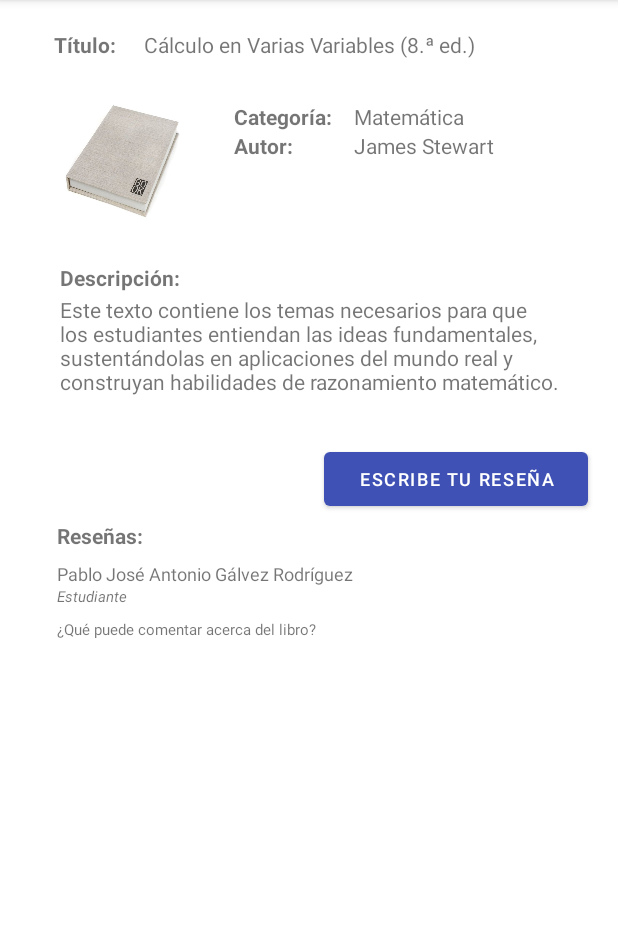
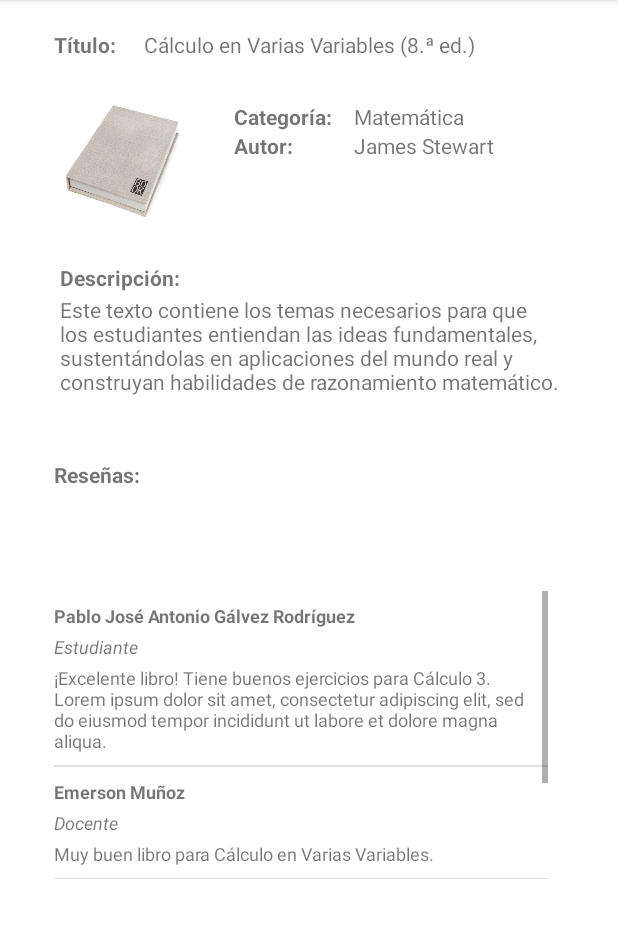
Before and after one commit to Jhonatan-Polar/MovilesA, an Android app: the LibroActivity screen opened directly, with no data from a screen before it, after a tap on "GUARDAR", on a phone screen of 412 x 824 dp, the part 84-1022 px from its top. Run offline under Robolectric (Android 15) with nearby library versions, the phone set to English and light mode, and no system bars; 1 other tap on this screen came first.

Commit message:
Listado - Escribir Reseña

```diff
--- a/app/src/main/java/pe/edu/pucp/proyecto/Libro.kt
+++ b/app/src/main/java/pe/edu/pucp/proyecto/Libro.kt
@@ -20,7 +20,7 @@ open class Libro (titulo: String, autor: String, descripcion : String, categoria
             return field
         }
         set(value){
-            field = if (value.isEmpty()) "" else value
+            field = if (value.isEmpty()) "" else (if (value.length > 235) (value.substring(0,235) + "...") else value)
         }
      var categoria : String = ""
         get(){
@@ -39,7 +39,7 @@ open class Libro (titulo: String, autor: String, descripcion : String, categoria
         this.categoria = categoria
     }
 
-    public fun agregarResenia(usuario: Usuario, libro: Libro, comentario: String){
-        resenias.add(Resenia(usuario,libro,comentario))
+    public fun agregarResenia(usuario: Usuario, comentario: String){
+        resenias.add(Resenia(usuario,this,comentario))
     }
 }
--- a/app/src/main/java/pe/edu/pucp/proyecto/MainActivity.kt
+++ b/app/src/main/java/pe/edu/pucp/proyecto/MainActivity.kt
@@ -72,21 +72,19 @@ class MainActivity : AppCompatActivity() {
         libros.add(Libro("Estructura de datos y métodos algorítmicos",
             "Narciso Martí Oliet","","Informática"))
 
-        libros[0].agregarResenia(usuarios[0],libros[0],
-            "¡Excelente libro! Tiene buenos ejercicios para Cálculo 3.")
-        libros[0].agregarResenia(usuarios[1],libros[0],
-            "Este libro me ayudó a pasar Cal3.")
-        libros[0].agregarResenia(usuarios[2],libros[0],
+        libros[0].agregarResenia(usuarios[0],
+            "¡Excelente libro! Tiene buenos ejercicios para Cálculo 3. Lorem ipsum dolor sit amet, consectetur adipiscing elit, sed do eiusmod tempor incididunt ut labore et dolore magna aliqua.")
+        libros[0].agregarResenia(usuarios[2],
             "Muy buen libro para Cálculo en Varias Variables.")
-        libros[7].agregarResenia(usuarios[3],libros[7],
+        libros[7].agregarResenia(usuarios[3],
             "Este libro tiene buenos ejemplos para EDPM.")
-        libros[7].agregarResenia(usuarios[0],libros[7],
+        libros[7].agregarResenia(usuarios[0],
             "Te explica bien la teoría para EDPM.")
-        libros[5].agregarResenia(usuarios[1],libros[5],
+        libros[5].agregarResenia(usuarios[1],
             "¡Todo lo que se necesita para LP1 está aquí!")
-        libros[1].agregarResenia(usuarios[1],libros[1],
+        libros[1].agregarResenia(usuarios[1],
             "Muy buen libro para Fa1 y Fa2. ¡Definitivamente lo recomiendo!")
-        libros[1].agregarResenia(usuarios[2],libros[1],
+        libros[1].agregarResenia(usuarios[2],
             "Los ejemplos del libro ayudan a entender mucho los temas de Física.")
     }
 
--- a/app/src/main/java/pe/edu/pucp/proyecto/Resenia.kt
+++ b/app/src/main/java/pe/edu/pucp/proyecto/Resenia.kt
@@ -1,4 +1,6 @@
 package pe.edu.pucp.proyecto
+
+import android.text.Html
 
 class Resenia (usuario: Usuario, libro: Libro, comentario: String) {
      var usuario : Usuario = Usuario("","")
@@ -28,4 +30,8 @@ class Resenia (usuario: Usuario, libro: Libro, comentario: String) {
         this.libro = libro
         this.comentario = comentario
     }
+
+    override fun toString(): String {
+        return this.usuario.nombre + "\n" + this.usuario.rol + "\n" + this.comentario
+    }
 }
--- a/app/src/main/java/pe/edu/pucp/proyecto/Usuario.kt
+++ b/app/src/main/java/pe/edu/pucp/proyecto/Usuario.kt
@@ -25,10 +25,18 @@ class Usuario (nombre: String, rol: String, nombreUsuario : String = "") {
         }
 
     var resenias = mutableListOf<Resenia>()
+    var historial = mutableListOf<Libro>()
+        get(){
+            return field
+        }
 
     init {
         this.nombre = nombre
         this.rol = rol
         this.nombreUsuario = nombreUsuario
     }
+
+    fun agregarLibroAHistorial(libro : Libro){
+        historial.add(libro)
+    }
 }
--- a/app/src/main/java/pe/edu/pucp/proyecto/ui/LibroActivity.kt
+++ b/app/src/main/java/pe/edu/pucp/proyecto/ui/LibroActivity.kt
@@ -1,36 +1,51 @@
 package pe.edu.pucp.proyecto.ui
 
+import android.content.Context
 import androidx.appcompat.app.AppCompatActivity
 import android.os.Bundle
+import android.view.LayoutInflater
 import android.view.MenuItem
 import android.view.View
+import android.view.ViewGroup
+import android.widget.ArrayAdapter
 import android.widget.Button
+import android.widget.ListView
 import androidx.appcompat.app.ActionBar
+import androidx.lifecycle.ViewModelStore
 import androidx.navigation.findNavController
-import pe.edu.pucp.proyecto.R
 import pe.edu.pucp.proyecto.databinding.ActivityLibroBinding
-import pe.edu.pucp.proyecto.libros
 import pe.edu.pucp.proyecto.ui.busqueda.libroSeleccionado
+
+import android.widget.TextView
+import androidx.constraintlayout.widget.ConstraintLayout
+import androidx.core.view.updateLayoutParams
+import kotlinx.android.synthetic.main.activity_libro.*
+import pe.edu.pucp.proyecto.*
+
 
 class LibroActivity : AppCompatActivity() {
 
     private lateinit var binding: ActivityLibroBinding
-    var libroSeleccionadoAMostrar = libroSeleccionado
-
+    lateinit var arrayAdapter : ArrayAdapter<Resenia>
 
     override fun onCreate(savedInstanceState: Bundle?) {
         super.onCreate(savedInstanceState)
         binding = ActivityLibroBinding.inflate(layoutInflater)
         setContentView(binding.root)
 
+        // showing the back button in action bar
         val actionBar: ActionBar? = supportActionBar
-        // showing the back btnCerrarSesion in action bar
         actionBar?.setDisplayHomeAsUpEnabled(true)
 
+        //Ejemplo:: Llenar datos del libro(depende de la vista busqueda para llenar por el id de la lista)
+        libroSeleccionado = libros.get(0)
+        llenarDatosDelLibro()
 
-        //Ejemplo:: Llenar datos del libro(depende de la vista busqueda para llenar por el id de la lista)
-        libroSeleccionadoAMostrar = libros.get(0)
-        llenarDatosDelLibro()
+        evaluarSiYaEscribioResenia()
+
+        binding.btnEscribe.setOnClickListener{
+            addRev()
+        }
 
     }
 
@@ -42,52 +57,61 @@ class LibroActivity : AppCompatActivity() {
         return super.onOptionsItemSelected(item)
     }
 
+    private fun evaluarSiYaEscribioResenia(){
+        if (libroSeleccionado.resenias.find { r -> r.usuario == usuarioActual } != null) {
+            binding.btnEscribe.visibility = Button.INVISIBLE
+            binding.txtResenia.updateLayoutParams<ConstraintLayout.LayoutParams> {
+                topToBottom = binding.vdescripcion.id
+                topMargin = 64
+            }
+        }
+        else {
+            binding.btnEscribe.visibility = Button.VISIBLE
+        }
+    }
+
     private fun llenarDatosDelLibro() {
-        binding.btnEscribe.visibility = Button.VISIBLE
-        binding.vtitulo.setText(libroSeleccionadoAMostrar.titulo)
-        binding.vcategoria.setText(libroSeleccionadoAMostrar.categoria)
-        binding.vautor.setText(libroSeleccionadoAMostrar.autor)
-        binding.vdescripcion.setText(libroSeleccionadoAMostrar.descripcion)
+        llenarDatosPrincipalesDelLibro()
+        arrayAdapter = ReseniaAdapter(this, R.layout.layout_list_resenia, libroSeleccionado.resenias)
+        binding.listViewResenias.adapter = arrayAdapter
+    }
 
-        binding.vusuario.setText(libroSeleccionadoAMostrar.resenias.get(0).usuario.nombre)
-        binding.vrol.setText(libroSeleccionadoAMostrar.resenias.get(0).usuario.rol)
-        binding.vcomentario.setText(libroSeleccionadoAMostrar.resenias.get(0).comentario)
-
-        binding.btnEscribe.setOnClickListener{addRev()}
+    private fun llenarDatosPrincipalesDelLibro() {
+        binding.vtitulo.setText(libroSeleccionado.titulo)
+        binding.vcategoria.setText(libroSeleccionado.categoria)
+        binding.vautor.setText(libroSeleccionado.autor)
+        binding.vdescripcion.setText(libroSeleccionado.descripcion)
     }
 
     private fun addRev(){
-        binding.btnEscribe.setVisibility(View.INVISIBLE);
-        binding.vdescripcion.setVisibility(View.INVISIBLE);
-        binding.txtDescripcion.setVisibility(View.INVISIBLE);
-        binding.btnEscribe.setVisibility(View.INVISIBLE);
-        binding.txtResenia.setVisibility(View.INVISIBLE);
-        binding.txtResenia.setVisibility(View.INVISIBLE);
-        binding.vusuario.setVisibility(View.INVISIBLE);
-        binding.vrol.setVisibility(View.INVISIBLE);
-        binding.vcomentario.setVisibility(View.INVISIBLE);
-        binding.reseLabel.setVisibility(View.VISIBLE);
-        binding.nuevaRese.setVisibility(View.VISIBLE);
-        binding.btnGuardar.setVisibility(View.VISIBLE);
+        binding.btnEscribe.setVisibility(View.INVISIBLE)
+        binding.vdescripcion.setVisibility(View.INVISIBLE)
+        binding.txtDescripcion.setVisibility(View.INVISIBLE)
+        binding.btnEscribe.setVisibility(View.INVISIBLE)
+        binding.txtResenia.setVisibility(View.INVISIBLE)
+        binding.listViewResenias.setVisibility(ListView.INVISIBLE)
+
+        binding.reseLabel.setVisibility(View.VISIBLE)
+        binding.nuevaRese.setVisibility(View.VISIBLE)
+        binding.btnGuardar.setVisibility(View.VISIBLE)
 
         binding.btnGuardar.setOnClickListener{
-            binding.nuevaRese.text;
-            //libros[0].agregarResenia(libros.get(0).resenias.get(0).usuario,libros.get(0),binding.nuevaRese.text.toString())
-            binding.vusuario.setText(libros.get(0).resenias.get(0).usuario.nombre);
-            binding.vrol.setText(libros.get(0).resenias.get(0).usuario.rol);
-            binding.vcomentario.setText(binding.nuevaRese.text);
-            binding.btnEscribe.setVisibility(View.VISIBLE);
-            binding.vdescripcion.setVisibility(View.VISIBLE);
-            binding.txtDescripcion.setVisibility(View.VISIBLE);
-            binding.btnEscribe.setVisibility(View.VISIBLE);
-            binding.txtResenia.setVisibility(View.VISIBLE);
-            binding.txtResenia.setVisibility(View.VISIBLE);
-            binding.vusuario.setVisibility(View.VISIBLE);
-            binding.vrol.setVisibility(View.VISIBLE);
-            binding.vcomentario.setVisibility(View.VISIBLE);
-            binding.reseLabel.setVisibility(View.INVISIBLE);
-            binding.nuevaRese.setVisibility(View.INVISIBLE);
-            binding.btnGuardar.setVisibility(View.INVISIBLE);
+            libroSeleccionado.agregarResenia(usuarioActual, binding.nuevaRese.text.toString())
+
+            binding.btnEscribe.setVisibility(View.INVISIBLE)
+
+            binding.vdescripcion.setVisibility(View.VISIBLE)
+            binding.txtDescripcion.setVisibility(View.VISIBLE)
+            binding.btnEscribe.setVisibility(View.VISIBLE)
+            binding.txtResenia.setVisibility(View.VISIBLE)
+            binding.listViewResenias.setVisibility(ListView.VISIBLE)
+
+            binding.reseLabel.setVisibility(View.INVISIBLE)
+            binding.nuevaRese.setVisibility(View.INVISIBLE)
+            binding.btnGuardar.setVisibility(View.INVISIBLE)
+
+            llenarDatosPrincipalesDelLibro()
+            evaluarSiYaEscribioResenia()
         }
     }
 }
--- /dev/null
+++ b/app/src/main/java/pe/edu/pucp/proyecto/ui/ReseniaAdapter.kt
@@ -0,0 +1,33 @@
+package pe.edu.pucp.proyecto.ui
+
+import android.content.Context
+import android.view.LayoutInflater
+import android.view.View
+import android.view.ViewGroup
+import android.widget.ArrayAdapter
+import android.widget.TextView
+import pe.edu.pucp.proyecto.R
+import pe.edu.pucp.proyecto.Resenia
+
+class ReseniaAdapter(context: Context, resource: Int, objects: MutableList<Resenia>) :
+    ArrayAdapter<Resenia>(context, resource, objects) {
+
+    override fun getView(position: Int, convertViewAux: View?, parent: ViewGroup): View {
+        val resenia: Resenia? = getItem(position)
+
+        var convertView = convertViewAux
+        if (convertView == null) {
+            convertView = LayoutInflater.from(getContext()).inflate(R.layout.layout_list_resenia, parent, false);
+        }
+
+        val tvNombre = convertView!!.findViewById(pe.edu.pucp.proyecto.R.id.tvNombre) as TextView
+        val tvRol = convertView!!.findViewById(pe.edu.pucp.proyecto.R.id.tvRol) as TextView
+        val tvComentario = convertView!!.findViewById(pe.edu.pucp.proyecto.R.id.tvComentario) as TextView
+
+        tvNombre.setText(resenia?.usuario?.nombre)
+        tvRol.setText(resenia?.usuario?.rol)
+        tvComentario.setText(resenia?.comentario)
+
+        return convertView!!
+    }
+}
--- a/app/src/main/java/pe/edu/pucp/proyecto/ui/perfil/PerfilFragment.kt
+++ b/app/src/main/java/pe/edu/pucp/proyecto/ui/perfil/PerfilFragment.kt
@@ -37,6 +37,7 @@ class PerfilFragment : Fragment() {
         val root: View = binding.root
 
         binding.txtNombrePerfil.text = usuarioActual.nombre
+        binding.txtRolPerfil.text = usuarioActual.rol
 
         binding.btnCerrarSesion.setOnClickListener {
             val cerrarSesionIntent = Intent(activity, MainActivity::class.java)
--- a/app/src/main/res/layout/activity_libro.xml
+++ b/app/src/main/res/layout/activity_libro.xml
@@ -10,13 +10,13 @@
         android:id="@+id/btnEscribe"
         android:layout_width="176dp"
         android:layout_height="48dp"
-        android:layout_marginStart="216dp"
-        android:layout_marginTop="208dp"
+        android:layout_marginStart="200dp"
+        android:layout_marginTop="20dp"
         android:text="@string/btnEscribeResenia"
         android:textSize="12sp"
         android:visibility="invisible"
         app:layout_constraintStart_toStartOf="parent"
-        app:layout_constraintTop_toBottomOf="@+id/txtCategoria"
+        app:layout_constraintTop_toBottomOf="@+id/vdescripcion"
         tools:ignore="TouchTargetSizeCheck" />
 
     <ImageView
@@ -46,8 +46,8 @@
         android:id="@+id/txtResenia"
         android:layout_width="wrap_content"
         android:layout_height="wrap_content"
-        android:layout_marginStart="38dp"
-        android:layout_marginTop="4dp"
+        android:layout_marginStart="36dp"
+        android:layout_marginTop="16dp"
         android:text="@string/txtReseñas"
         android:textStyle="bold"
         app:layout_constraintStart_toStartOf="parent"
@@ -129,50 +129,6 @@
         app:layout_constraintTop_toBottomOf="@+id/vcategoria" />
 
     <TextView
-        android:id="@+id/vdescripcion"
-        android:layout_width="wrap_content"
-        android:layout_height="wrap_content"
-        android:layout_marginStart="40dp"
-        android:layout_marginTop="2dp"
-        android:text="@string/txtDefault"
-        android:maxWidth = "350sp"
-        app:layout_constraintStart_toStartOf="parent"
-        app:layout_constraintTop_toBottomOf="@+id/txtDescripcion" />
-
-    <TextView
-        android:id="@+id/vusuario"
-        android:layout_width="wrap_content"
-        android:layout_height="wrap_content"
-        android:layout_marginStart="38dp"
-        android:layout_marginTop="7dp"
-        android:text="@string/txtDefault"
-        android:textSize="12sp"
-        app:layout_constraintStart_toStartOf="parent"
-        app:layout_constraintTop_toBottomOf="@+id/txtResenia" />
-
-    <TextView
-        android:id="@+id/vrol"
-        android:layout_width="wrap_content"
-        android:layout_height="wrap_content"
-        android:layout_marginStart="38dp"
-        android:text="@string/txtDefault"
-        android:textSize="10sp"
-        android:textStyle="italic"
-        app:layout_constraintStart_toStartOf="parent"
-        app:layout_constraintTop_toBottomOf="@+id/vusuario" />
-
-    <TextView
-        android:id="@+id/vcomentario"
-        android:layout_width="wrap_content"
-        android:layout_height="wrap_content"
-        android:layout_marginStart="38dp"
-        android:layout_marginTop="8dp"
-        android:text="@string/txtDefault"
-        android:textSize="10sp"
-        app:layout_constraintStart_toStartOf="parent"
-        app:layout_constraintTop_toBottomOf="@+id/vrol" />
-
-    <TextView
         android:id="@+id/reseLabel"
         android:layout_width="wrap_content"
         android:layout_height="wrap_content"
@@ -191,8 +147,8 @@
         android:layout_height="249dp"
         android:ems="10"
         android:gravity="top|left"
-        android:inputType="textPersonName"
-        android:text="¿Qué puede comentar acerca del libro?"
+        android:inputType="textMultiLine"
+        android:hint="¿Qué puede comentar acerca del libro?"
         android:textAlignment="textStart"
         android:textAppearance="@style/TextAppearance.AppCompat.Small"
         android:textSize="14sp"
@@ -201,7 +157,8 @@
         app:layout_constraintEnd_toEndOf="parent"
         app:layout_constraintStart_toStartOf="parent"
         app:layout_constraintTop_toTopOf="parent"
-        app:layout_constraintVertical_bias="0.539" />
+        app:layout_constraintVertical_bias="0.539"
+        tools:ignore="RtlCompat" />
 
     <Button
         android:id="@+id/btnGuardar"
@@ -215,4 +172,27 @@
         app:layout_constraintStart_toStartOf="parent"
         app:layout_constraintTop_toTopOf="parent"
         app:layout_constraintVertical_bias="0.85" />
+
+    <TextView
+        android:id="@+id/vdescripcion"
+        android:layout_width="wrap_content"
+        android:layout_height="wrap_content"
+        android:layout_marginStart="40dp"
+        android:layout_marginTop="2dp"
+        android:maxWidth="350sp"
+        android:text="@string/txtDefault"
+        app:layout_constraintStart_toStartOf="parent"
+        app:layout_constraintTop_toBottomOf="@+id/txtDescripcion" />
+
+    <ListView
+        android:id="@+id/listViewResenias"
+        android:layout_width="329dp"
+        android:layout_height="192dp"
+        app:layout_constraintBottom_toBottomOf="parent"
+        app:layout_constraintEnd_toEndOf="parent"
+        app:layout_constraintHorizontal_bias="0.439"
+        app:layout_constraintStart_toStartOf="parent"
+        app:layout_constraintTop_toBottomOf="@+id/txtResenia"
+        app:layout_constraintVertical_bias="0.273">
+    </ListView>
 </androidx.constraintlayout.widget.ConstraintLayout>
--- a/app/src/main/res/layout/activity_main.xml
+++ b/app/src/main/res/layout/activity_main.xml
@@ -10,7 +10,7 @@
         android:id="@+id/imageFilterView"
         android:layout_width="118dp"
         android:layout_height="84dp"
-        android:layout_marginTop="40dp"
+        android:layout_marginTop="48dp"
         app:layout_constraintEnd_toEndOf="parent"
         app:layout_constraintHorizontal_bias="0.498"
         app:layout_constraintStart_toStartOf="parent"
--- a/app/src/main/res/layout/fragment_perfil.xml
+++ b/app/src/main/res/layout/fragment_perfil.xml
@@ -21,7 +21,7 @@
         android:id="@+id/imageUser"
         android:layout_width="118dp"
         android:layout_height="84dp"
-        android:layout_marginTop="80dp"
+        android:layout_marginTop="68dp"
         app:layout_constraintEnd_toEndOf="parent"
         app:layout_constraintHorizontal_bias="0.498"
         app:layout_constraintStart_toStartOf="parent"
@@ -44,4 +44,19 @@
         app:layout_constraintStart_toStartOf="parent"
         app:layout_constraintTop_toBottomOf="@+id/imageUser" />
 
+    <TextView
+        android:id="@+id/txtRolPerfil"
+        android:layout_width="186dp"
+        android:layout_height="44dp"
+        android:layout_marginStart="67dp"
+        android:layout_marginTop="64dp"
+        android:layout_marginEnd="67dp"
+        android:textAlignment="center"
+        android:textColor="@android:color/black"
+        android:textSize="20sp"
+        app:layout_constraintEnd_toEndOf="parent"
+        app:layout_constraintHorizontal_bias="0.494"
+        app:layout_constraintStart_toStartOf="parent"
+        app:layout_constraintTop_toTopOf="@+id/txtNombrePerfil" />
+
 </androidx.constraintlayout.widget.ConstraintLayout>
--- /dev/null
+++ b/app/src/main/res/layout/layout_list_resenia.xml
@@ -0,0 +1,32 @@
+<?xml version="1.0" encoding="utf-8"?>
+<LinearLayout xmlns:android="http://schemas.android.com/apk/res/android"
+android:layout_width="match_parent"
+android:layout_height="match_parent"
+    android:orientation="vertical">
+    <TextView
+        android:id="@+id/tvNombre"
+        android:paddingTop="8sp"
+        android:paddingBottom="2sp"
+        android:layout_width="fill_parent"
+        android:layout_height="wrap_content"
+        android:layout_marginRight="7sp"
+        android:textSize="12sp"
+        android:textStyle="bold"/>
+    <TextView
+        android:id="@+id/tvRol"
+        android:paddingTop="2sp"
+        android:paddingBottom="2sp"
+        android:layout_width="fill_parent"
+        android:layout_height="wrap_content"
+        android:layout_marginRight="7sp"
+        android:textSize="12sp"
+        android:textStyle="italic" />
+    <TextView
+        android:id="@+id/tvComentario"
+        android:paddingTop="2sp"
+        android:paddingBottom="8sp"
+        android:layout_width="fill_parent"
+        android:layout_height="wrap_content"
+        android:layout_marginRight="7sp"
+        android:textSize="12sp" />
+</LinearLayout>
```
